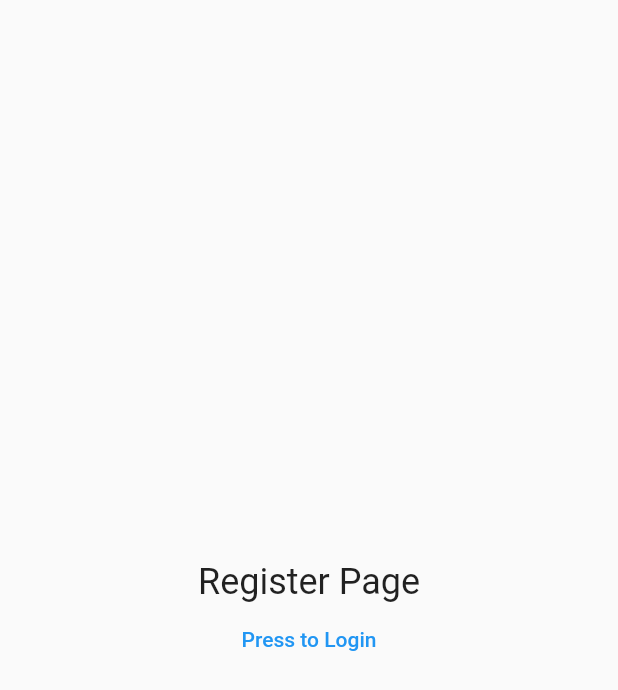
After one commit to ozmenes/Flutter-eCommerce-App, a Flutter app: the RegisterPage screen opened directly, on a phone screen of 412 x 824 dp. The commit adds this screen. Shown: the top 690 px of the screen. Run offline on Flutter 3.47's test engine with Material 2 defaults, Android fonts, the phone set to English and light mode, and no system bars.

Commit message:
Initial commit

```diff
--- /dev/null
+++ b/lib/auth/register.dart
@@ -0,0 +1,30 @@
+import 'package:flutter/material.dart';
+
+class RegisterPage extends StatefulWidget {
+  const RegisterPage({Key? key,this.toggleView}) : super(key: key);
+  final Function? toggleView;
+  @override
+  _RegisterPageState createState() => _RegisterPageState();
+}
+
+class _RegisterPageState extends State<RegisterPage> {
+  @override
+  Widget build(BuildContext context) {
+    return Scaffold(
+      body: Center(
+        child: Column(
+          mainAxisAlignment: MainAxisAlignment.center,
+          children: [
+            const Text('Register Page',style: TextStyle(fontSize: 24,),),
+            TextButton(
+              onPressed: () async {
+                widget.toggleView!();
+              },
+              child: const Text('Press to Login'),
+            ),
+          ],
+        ),
+      ),
+    );
+  }
+}
```
Also changed, not shown: lib/auth/authentication.dart (added, +25 -0 lines), lib/auth/login.dart (added, +30 -0 lines), lib/auth/wrapper.dart (added, +23 -0 lines), lib/main.dart (+3 -21 lines), lib/pages/dashboard.page.dart (added, +19 -0 lines).
